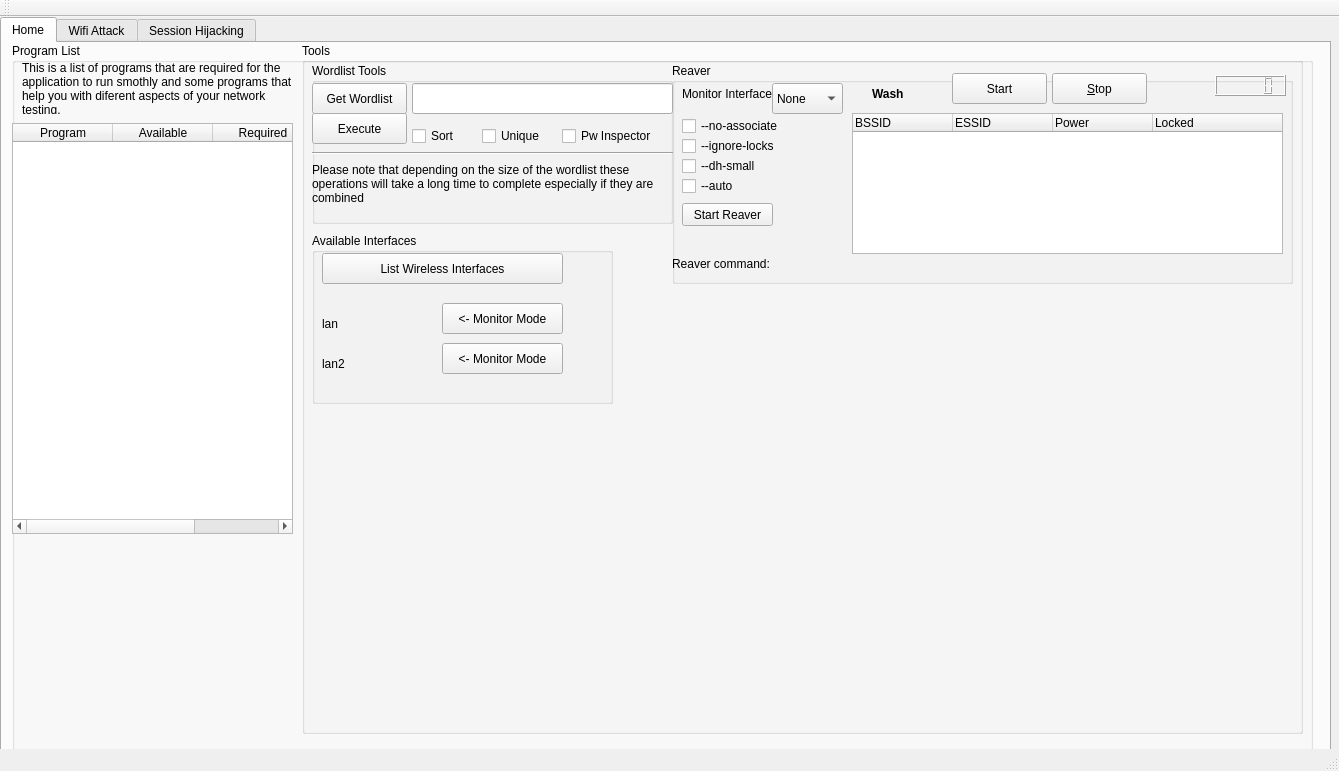
Before: the Qt Designer form wifern.ui in houcy/wifern, drawn with Qt 5.
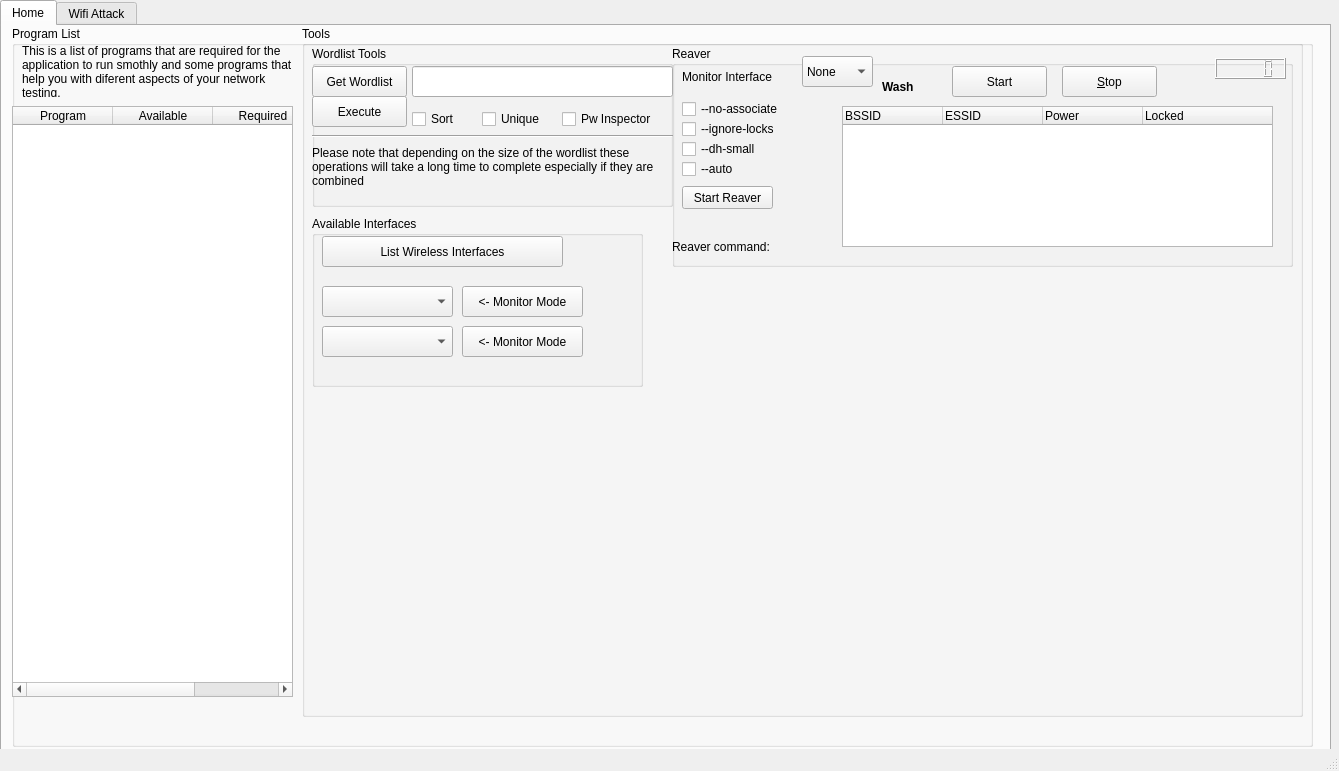
After: the same form once the commit is applied. Icons and pictures are not drawn.

Commit message: Wireless Interface loop tweak

Diff of the .ui file:
```diff
--- a/wifern.ui
+++ b/wifern.ui
@@ -88,7 +88,7 @@
             <x>0</x>
             <y>80</y>
             <width>281</width>
-            <height>411</height>
+            <height>591</height>
            </rect>
           </property>
           <property name="frameShape">
@@ -266,8 +266,8 @@
            <widget class="QComboBox" name="Monitor_select_comboBox">
             <property name="geometry">
              <rect>
-              <x>100</x>
-              <y>20</y>
+              <x>130</x>
+              <y>10</y>
               <width>71</width>
               <height>31</height>
              </rect>
@@ -293,7 +293,7 @@
              <rect>
               <x>10</x>
               <y>20</y>
-              <width>91</width>
+              <width>131</width>
               <height>21</height>
              </rect>
             </property>
@@ -304,8 +304,8 @@
            <widget class="QLabel" name="label_4">
             <property name="geometry">
              <rect>
-              <x>200</x>
-              <y>20</y>
+              <x>210</x>
+              <y>30</y>
               <width>61</width>
               <height>21</height>
              </rect>
@@ -323,8 +323,8 @@
            <widget class="QTreeWidget" name="treeWidget_2">
             <property name="geometry">
              <rect>
-              <x>180</x>
-              <y>50</y>
+              <x>170</x>
+              <y>60</y>
               <width>431</width>
               <height>141</height>
              </rect>
@@ -354,7 +354,7 @@
             <property name="geometry">
              <rect>
               <x>280</x>
-              <y>10</y>
+              <y>20</y>
               <width>95</width>
               <height>31</height>
              </rect>
@@ -366,8 +366,8 @@
            <widget class="QPushButton" name="stop_wash_Button">
             <property name="geometry">
              <rect>
-              <x>380</x>
-              <y>10</y>
+              <x>390</x>
+              <y>20</y>
               <width>95</width>
               <height>31</height>
              </rect>
@@ -463,6 +463,13 @@
               <height>21</height>
              </rect>
             </property>
+            <property name="font">
+             <font>
+              <pointsize>12</pointsize>
+              <weight>75</weight>
+              <bold>true</bold>
+             </font>
+            </property>
            </widget>
           </widget>
           <widget class="QGroupBox" name="Interface_groupBox">
@@ -470,43 +477,17 @@
             <rect>
              <x>10</x>
              <y>190</y>
-             <width>301</width>
+             <width>331</width>
              <height>171</height>
             </rect>
            </property>
            <property name="title">
             <string>Available Interfaces</string>
            </property>
-           <widget class="QLabel" name="Int_Label1">
-            <property name="geometry">
-             <rect>
-              <x>10</x>
-              <y>80</y>
-              <width>71</width>
-              <height>21</height>
-             </rect>
-            </property>
-            <property name="text">
-             <string>lan</string>
-            </property>
-           </widget>
-           <widget class="QLabel" name="Int_label2">
-            <property name="geometry">
-             <rect>
-              <x>10</x>
-              <y>120</y>
-              <width>81</width>
-              <height>21</height>
-             </rect>
-            </property>
-            <property name="text">
-             <string>lan2</string>
-            </property>
-           </widget>
            <widget class="QPushButton" name="wlan0_monitor_Button">
             <property name="geometry">
              <rect>
-              <x>130</x>
+              <x>150</x>
               <y>70</y>
               <width>121</width>
               <height>31</height>
@@ -519,7 +500,7 @@
            <widget class="QPushButton" name="wlan1_monitor_button">
             <property name="geometry">
              <rect>
-              <x>130</x>
+              <x>150</x>
               <y>110</y>
               <width>121</width>
               <height>31</height>
@@ -542,6 +523,26 @@
              <string>List Wireless Interfaces</string>
             </property>
            </widget>
+           <widget class="QComboBox" name="adapters_comboBox">
+            <property name="geometry">
+             <rect>
+              <x>10</x>
+              <y>70</y>
+              <width>131</width>
+              <height>31</height>
+             </rect>
+            </property>
+           </widget>
+           <widget class="QComboBox" name="monitors_comboBox">
+            <property name="geometry">
+             <rect>
+              <x>10</x>
+              <y>110</y>
+              <width>131</width>
+              <height>31</height>
+             </rect>
+            </property>
+           </widget>
           </widget>
          </widget>
          <widget class="QLabel" name="label_5">
@@ -946,25 +947,9 @@
       </widget>
      </widget>
     </widget>
-    <widget class="QWidget" name="session_tab">
-     <attribute name="title">
-      <string>Session Hijacking</string>
-     </attribute>
-    </widget>
    </widget>
   </widget>
   <widget class="QStatusBar" name="statusbar"/>
-  <widget class="QToolBar" name="toolBar">
-   <property name="windowTitle">
-    <string>toolBar</string>
-   </property>
-   <attribute name="toolBarArea">
-    <enum>TopToolBarArea</enum>
-   </attribute>
-   <attribute name="toolBarBreak">
-    <bool>false</bool>
-   </attribute>
-  </widget>
  </widget>
  <resources/>
  <connections/>
```
Left out of the diff: 34 changed lines with no effect on the pictures. The commit also changes 3 other files.
